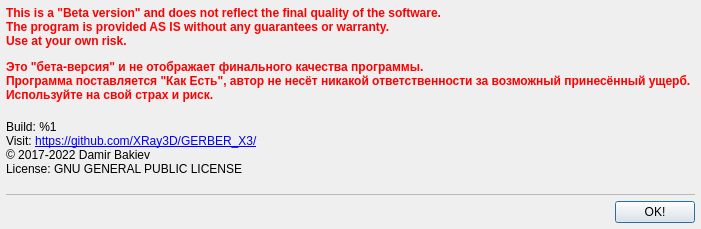
XRay3D/GERBER_X3, file GGEasy/aboutform.ui: the form before one commit.
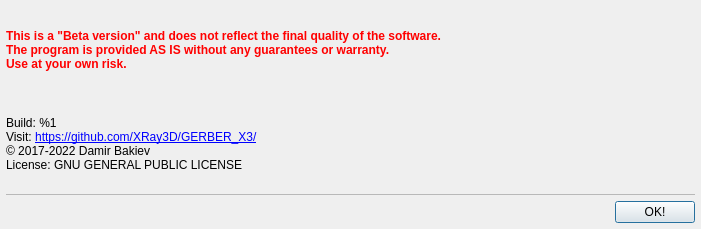
The form after the commit.

```diff
--- a/GGEasy/aboutform.ui
+++ b/GGEasy/aboutform.ui
@@ -29,7 +29,7 @@
    <item>
     <widget class="QLabel" name="label_2">
      <property name="text">
-      <string>&lt;html&gt;&lt;head/&gt;&lt;body&gt;&lt;p&gt;&lt;span style=&quot; font-weight:600; color:#ff0000;&quot;&gt;This is a &amp;quot;Beta version&amp;quot; and does not reflect the final quality of the software.&lt;br/&gt;The program is provided AS IS without any guarantees or warranty.&lt;br/&gt;Use at your own risk.&lt;/span&gt;&lt;/p&gt;&lt;p&gt;&lt;span style=&quot; font-weight:600; color:#ff0000;&quot;&gt;Это &amp;quot;бета-версия&amp;quot; и не отображает финального качества программы.&lt;br/&gt;Программа поставляется &amp;quot;Как Есть&amp;quot;, автор не несёт никакой ответственности за возможный принесённый ущерб.&lt;br/&gt;Используйте на свой страх и риск.&lt;/span&gt;&lt;/p&gt;&lt;/body&gt;&lt;/html&gt;</string>
+      <string>&lt;html&gt;&lt;head/&gt;&lt;body&gt;&lt;p&gt;&lt;span style=&quot; font-weight:600; color:#ff0000;&quot;&gt;This is a &amp;quot;Beta version&amp;quot; and does not reflect the final quality of the software.&lt;br/&gt;The program is provided AS IS without any guarantees or warranty.&lt;br/&gt;Use at your own risk.&lt;/span&gt;&lt;/p&gt;&lt;/body&gt;&lt;/html&gt;</string>
      </property>
      <property name="wordWrap">
       <bool>true</bool>
```
Left out of the diff: 2 changed lines with no effect on the pictures.
